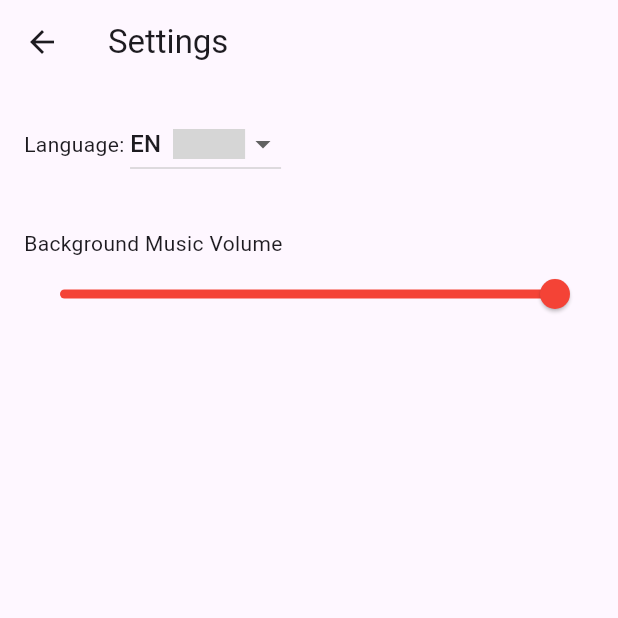
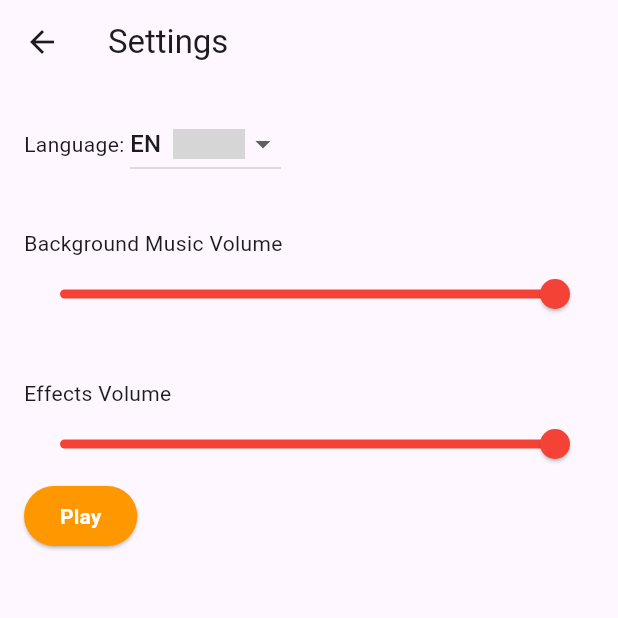
Before and after one commit to IsD4n73/Battle-Shipper, a Flutter app: the SettingsPage screen opened by its route, on a phone screen of 412 x 824 dp, the top half of it. Run offline on Flutter 3.47's test engine with Material 2 defaults, Android fonts, the phone set to English and light mode, and no system bars; our stand-ins replace audioplayers, bot_toast, easy_localization, shared_preferences, url_strategy; missing offline and left inert: animated_emoji, dash_flags; accounts and stored records are empty; grey boxes are pictures that could not be loaded.

Commit message:
added sfx added sfx settings initialized p2p

```diff
--- a/assets/translations/en.json
+++ b/assets/translations/en.json
@@ -4,6 +4,7 @@
   "Change Language Warning": "Per l'effetto del cambio lingua riavvia l'app",
   "Change Language Warning Web": "Per l'effetto del cambio lingua ricarica la pagina",
   "Background Music Volume": "Background Music Volume",
+  "Effects Volume": "Effects Volume",
   "Welcome to Battleship": "Welcome to Battleship",
   "Select a game mode": "Select a game mode",
   "Easy": "Easy",
--- a/assets/translations/it.json
+++ b/assets/translations/it.json
@@ -4,6 +4,7 @@
   "Change Language Warning": "For the effect of language change restart the app",
   "Change Language Warning Web": "For the effect of language change reload the page",
   "Background Music Volume": "Volume Musica Sottofondo",
+  "Effects Volume": "Volume Effetti",
   "Welcome to Battleship": "Benvenuto in Battleship",
   "Select a game mode": "Seleziona una modalità di gioco",
   "Easy": "Facile",
--- a/lib/common/utils/audio.dart
+++ b/lib/common/utils/audio.dart
@@ -48,6 +48,7 @@ class Audio {
   }
 
   static Future<double> getCurrentSFXVolume() async {
-    return 0.0;
+    final SharedPreferences prefs = await SharedPreferences.getInstance();
+    return prefs.getDouble(KeyConst.sharedSFX) ?? 1;
   }
 }
--- a/lib/presenter/view/settings/settings_page.dart
+++ b/lib/presenter/view/settings/settings_page.dart
@@ -1,4 +1,5 @@
 import 'package:battle_shipper/presenter/view/settings/widget/audiobg_widget.dart';
+import 'package:battle_shipper/presenter/view/settings/widget/audiosfx_widget.dart';
 import 'package:battle_shipper/presenter/view/settings/widget/language_widget.dart';
 import 'package:easy_localization/easy_localization.dart';
 import 'package:flutter/material.dart';
@@ -18,6 +19,7 @@ class SettingsPage extends StatelessWidget {
           children: [
             LanguageWidget(),
             AudioBgWidget(),
+            AudioSfxWidget(),
           ],
         ),
       ),
--- /dev/null
+++ b/lib/presenter/view/settings/widget/audiosfx_widget.dart
@@ -0,0 +1,85 @@
+import 'package:battle_shipper/common/theme/app_color.dart';
+import 'package:battle_shipper/common/utils/audio.dart';
+import 'package:battle_shipper/common/utils/enums.dart';
+import 'package:battle_shipper/common/utils/key_const.dart';
+import 'package:battle_shipper/presenter/view/widget/battle_ship_continue_button.dart';
+import 'package:easy_localization/easy_localization.dart';
+import 'package:flutter/material.dart';
+import 'package:shared_preferences/shared_preferences.dart';
+
+class AudioSfxWidget extends StatefulWidget {
+  const AudioSfxWidget({super.key});
+
+  @override
+  State<AudioSfxWidget> createState() => _AudioBgWidgetState();
+}
+
+class _AudioBgWidgetState extends State<AudioSfxWidget> {
+  double currentVolume = 1;
+  double currentVolumeSlider = 100;
+
+  @override
+  void initState() {
+    Audio.getCurrentSFXVolume().then((value) {
+      setState(() {
+        currentVolumeSlider = value * 100;
+        currentVolume = value;
+      });
+    });
+
+    super.initState();
+  }
+
+  @override
+  Widget build(BuildContext context) {
+    return Padding(
+      padding: const EdgeInsets.all(16),
+      child: Column(
+        crossAxisAlignment: CrossAxisAlignment.start,
+        children: [
+          const Text("Effects Volume").tr(),
+          Slider(
+            value: currentVolumeSlider,
+            max: 100,
+            min: 0,
+            divisions: 100,
+            label: currentVolumeSlider.round().toString(),
+            activeColor: AppColor.secondaryColor,
+            inactiveColor: AppColor.terziaryColor,
+            onChangeEnd: (value) async {
+              final SharedPreferences prefs =
+                  await SharedPreferences.getInstance();
+
+              setState(() {
+                currentVolumeSlider = value;
+                currentVolume = value / 100;
+              });
+
+              await prefs.setDouble(KeyConst.sharedSFX, currentVolume);
+              await Audio.playerSfx.setVolume(currentVolume);
+            },
+            onChanged: (double value) async {
+              final SharedPreferences prefs =
+                  await SharedPreferences.getInstance();
+
+              setState(() {
+                currentVolumeSlider = value;
+                currentVolume = value / 100;
+              });
+
+              await prefs.setDouble(KeyConst.sharedSFX, currentVolume);
+              await Audio.playerSfx.setVolume(currentVolume);
+            },
+          ),
+          BattleShipContinueButton(
+            text: "Play",
+            buttonType: BattleShipButtonType.light,
+            onPressed: () async {
+              await Audio.playExplosion();
+            },
+          ),
+        ],
+      ),
+    );
+  }
+}
```
Also changed, not shown: 1 other file.
